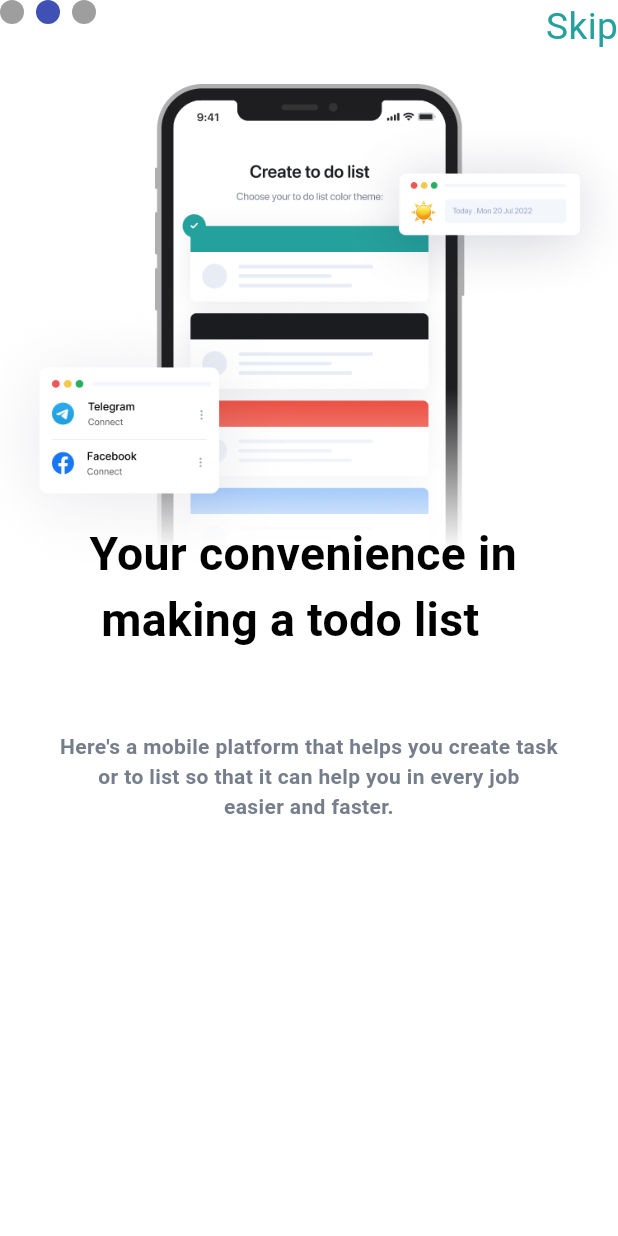
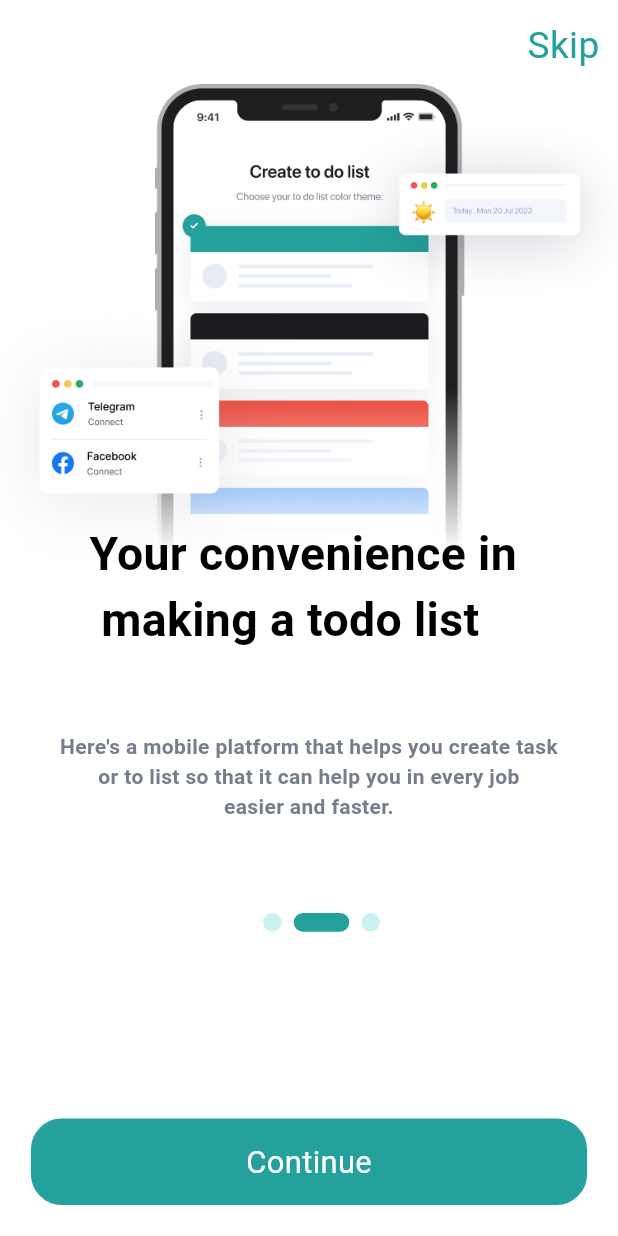
Before and after one commit to Suhail-20/Todyapp, a Flutter app: the screen it shows after launch, swiped to page 2, on a phone screen of 412 x 824 dp. Run offline on Flutter 3.47's test engine with Material 3 defaults, Android fonts, the phone set to English and light mode, and no system bars; drawn by our look-alikes of smooth_page_indicator; our stand-ins replace cloud_firestore, device_preview, file_picker, firebase_auth, firebase_core, firebase_storage and 8 more; accounts and stored records are empty.

Commit message:
onbording complied frendend

```diff
--- a/lib/featurs/auth/screens/onboarding_screens/onbording_screens.dart
+++ b/lib/featurs/auth/screens/onboarding_screens/onbording_screens.dart
@@ -1,5 +1,6 @@
 import 'package:flutter/material.dart';
 import 'package:smooth_page_indicator/smooth_page_indicator.dart';
+import 'package:todyapp/core/common/button.dart';
 import 'package:todyapp/core/constants/constans.dart';
 import 'package:todyapp/featurs/auth/screens/onboarding_screens/onboarding_page2.dart';
 import 'package:todyapp/featurs/auth/screens/onboarding_screens/onboarding_page3.dart';
@@ -39,7 +40,9 @@ class _OnbordingScreensState extends State<OnbordingScreens> {
             return onboardingPages[index];
           },
         ),
-        SizedBox(
+        Padding(
+          padding: EdgeInsets.all(SizeConfig.width * 0.03),
+          child: SizedBox(
             height: SizeConfig.height * 0.4,
             width: SizeConfig.width,
             child: Align(
@@ -70,10 +73,55 @@ class _OnbordingScreensState extends State<OnbordingScreens> {
               ),
             ),
           ),
-        SmoothPageIndicator(
+        ),
+        Align(
+          alignment: Alignment(0.05, 0.5),
+          child: ValueListenableBuilder(
+              valueListenable: currentPage,
+              builder: (context, value, child) {
+                return SmoothPageIndicator(
                   controller: pageController,
                   count: onboardingPages.length,
-        )
+                  effect: ExpandingDotsEffect(
+                    activeDotColor: value == 0
+                        ? AppColors.dotColor
+                        : AppColors.primaryColor,
+                    dotColor: AppColors.dotColor,
+                    dotWidth: SizeConfig.width * 0.03,
+                    dotHeight: SizeConfig.width * 0.03,
+                  ),
+                );
+              }),
+        ),
+        Padding(
+          padding:  EdgeInsets.all(SizeConfig.width*0.05),
+          child: Align(
+            alignment: Alignment.bottomCenter,
+            child: ValueListenableBuilder(
+                valueListenable: currentPage,
+                builder: (context, value, child) {
+                  if (value == 0) return SizedBox();
+                  return FillButton(
+                    onPressed: () {
+                      if (value < onboardingPages.length - 1) {
+                        pageController.nextPage(
+                            duration: Duration(milliseconds: 300),
+                            curve: Curves.easeInOut);
+                      } else {
+                        Navigator.pushAndRemoveUntil(
+                          context,
+                          MaterialPageRoute(
+                            builder: (context) => RegisterScreen(),
+                          ),
+                          (route) => false,
+                        );
+                      }
+                    },
+                    text: "Continue",
+                  );
+                }),
+          ),
+        ),
       ]),
     );
   }
--- a/lib/main.dart
+++ b/lib/main.dart
@@ -23,7 +23,7 @@ void main() async {
 
   runApp(
     DevicePreview(
-      enabled: false, // set to false in production
+      enabled: true, // set to false in production
       builder: (context) => const ProviderScope(child: MyApp()),
     ),
   );
--- a/lib/theme/pallete.dart
+++ b/lib/theme/pallete.dart
@@ -10,6 +10,7 @@ class AppColors {
   static const Color blackColor = Color(0xff000000);
   static const Color dividerColor = Color(0xffE0E5ED);
   static const Color googleColor = Color(0xffF3F5F9);
+  static const Color dotColor = Color(0xffCBF1F0);
   static const Color transparentColor = Color.fromARGB(0, 0, 0, 0);
 }
 
```
Lines whose indentation alone changed are shown as unchanged.
